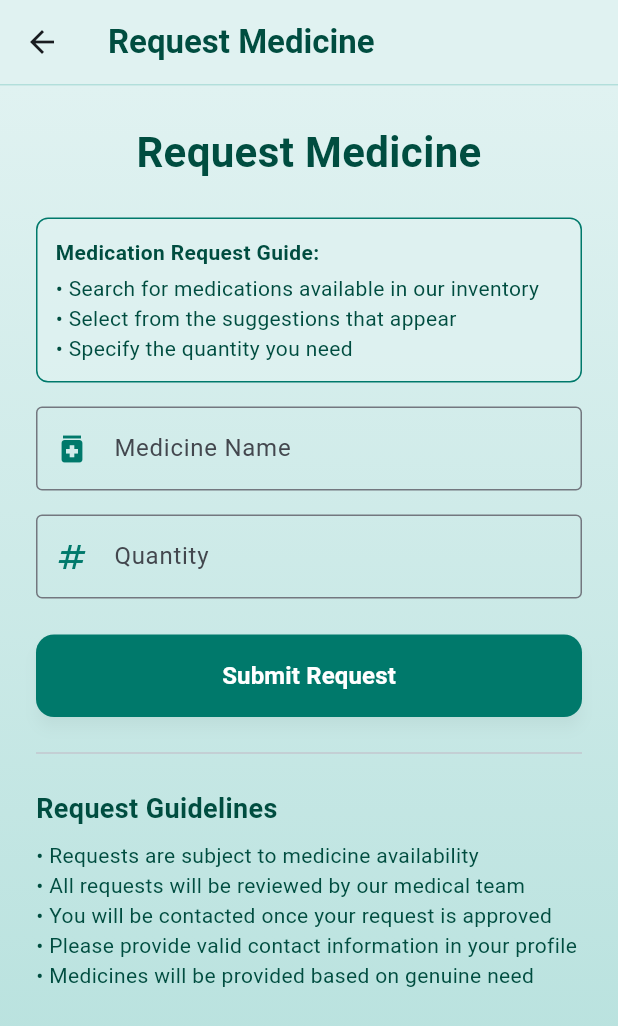
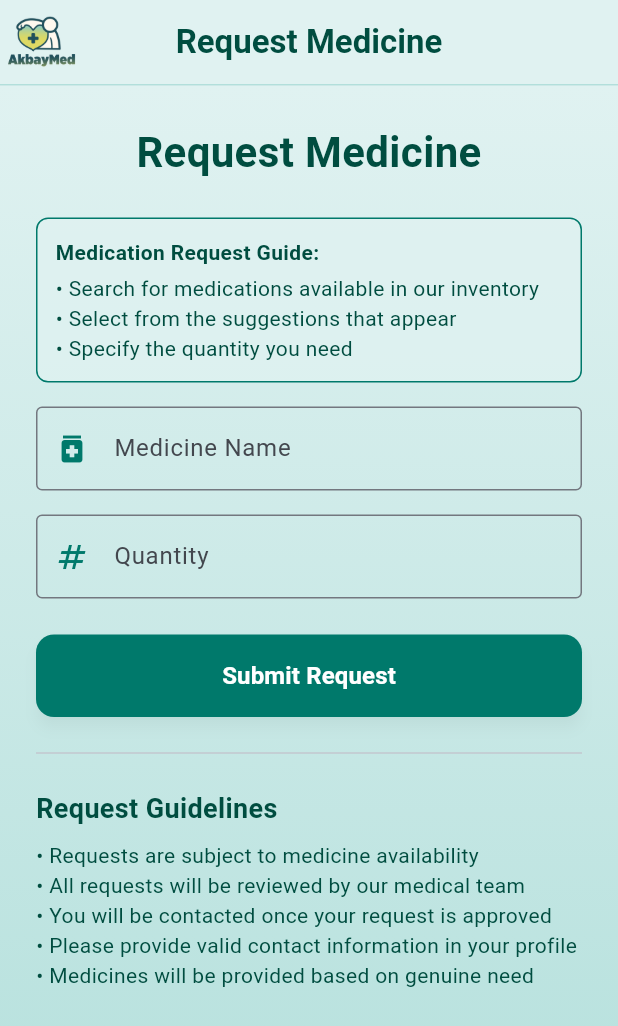
Before and after one commit to lucifron28/AkbayMed_User, a Flutter app: the RequestScreen screen opened directly, on a phone screen of 412 x 824 dp. Shown: the top 1026 px of the screen. Run offline on Flutter 3.47's test engine with Material 3 defaults, Android fonts, the phone set to English and light mode, and no system bars; our stand-ins replace flutter_dotenv, image_picker, logger, permission_handler, supabase_flutter; accounts and stored records are empty.

```diff
--- a/lib/screens/request_screen.dart
+++ b/lib/screens/request_screen.dart
@@ -137,6 +137,10 @@ class _RequestScreenState extends State<RequestScreen> {
   Widget build(BuildContext context) {
     return Scaffold(
       appBar: AppBar(
+        leading: Image.asset(
+          'assets/images/akbaymed-logo.png',
+          fit: BoxFit.fitWidth,
+        ),
         title: const Text(
           'Request Medicine',
           style: TextStyle(
@@ -144,6 +148,7 @@ class _RequestScreenState extends State<RequestScreen> {
             fontWeight: FontWeight.bold,
           ),
         ),
+        centerTitle: true,
         backgroundColor: const Color(0xFFE0F2F1), // Light teal
         elevation: 0,
         bottom: PreferredSize(
@@ -190,7 +195,7 @@ class _RequestScreenState extends State<RequestScreen> {
                         Container(
                           padding: const EdgeInsets.all(12),
                           decoration: BoxDecoration(
-                            color: const Color(0xFFE0F2F1).withOpacity(0.7),
+                            color: const Color(0xFFE0F2F1).withValues(alpha: 0.7),
                             borderRadius: BorderRadius.circular(8),
                             border: Border.all(color: const Color(0xFF00796B), width: 1),
                           ),
@@ -319,7 +324,7 @@ class _RequestScreenState extends State<RequestScreen> {
                               borderRadius: BorderRadius.circular(12),
                             ),
                             elevation: 4,
-                            shadowColor: Colors.black.withOpacity(0.2),
+                            shadowColor: Colors.black.withValues(alpha: 0.2),
                           ),
                           child: _isLoading
                               ? const SizedBox(
```
